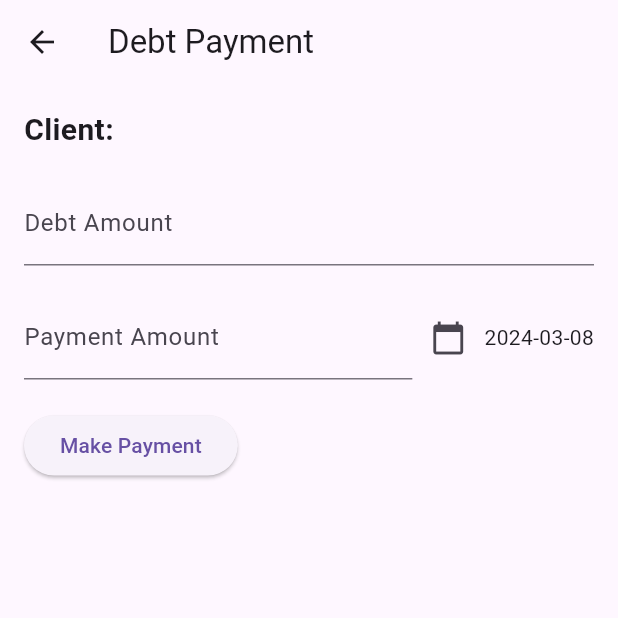
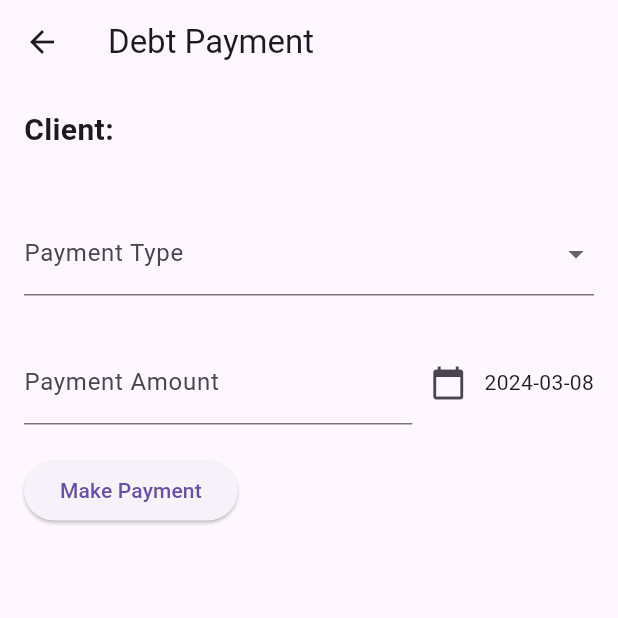
Before and after one commit to sezer57/flutter-app, a Flutter app: the DebtPaymentPage screen opened directly with empty values, on a phone screen of 412 x 824 dp, the top half of it. Run offline on Flutter 3.47's test engine with Material 3 defaults, Android fonts, the phone set to English and light mode, and no system bars; network calls fail.

Commit message:
DebtPaymentpage

```diff
--- a/lib/pages/DebtPaymentPage.dart
+++ b/lib/pages/DebtPaymentPage.dart
@@ -1,4 +1,7 @@
+import 'dart:convert';
+
 import 'package:flutter/material.dart';
+import 'package:http/http.dart' as http;
 
 class DebtPaymentPage extends StatefulWidget {
   final dynamic client;
@@ -14,6 +17,9 @@ class _DebtPaymentPageState extends State<DebtPaymentPage> {
   TextEditingController paymentAmountController = TextEditingController();
 
   DateTime selectedDate = DateTime.now();
+  Map<String, dynamic>? balanceData;
+  String? selectedPaymentType;
+  String? selectedDebtType;
 
   Future<void> _selectDate(BuildContext context) async {
     final DateTime? picked = await showDatePicker(
@@ -26,6 +32,31 @@ class _DebtPaymentPageState extends State<DebtPaymentPage> {
       setState(() {
         selectedDate = picked;
       });
+  }
+
+  Future<void> _fetchBalanceData() async {
+    final url = Uri.parse('http://192.168.1.105:8080/api/getBalanceWithClientID?ClientID=${widget.client['clientId']}');
+    final response = await http.get(url);
+    if (response.statusCode == 200) {
+      setState(() {
+        balanceData = json.decode(response.body);
+      });
+    } else {
+      throw Exception('Failed to load balance data');
+    }
+  }
+
+  @override
+  void initState() {
+    super.initState();
+    _fetchBalanceData();
+  }
+
+  String getDebtTypeAmount(String debtType) {
+    if (balanceData != null && balanceData!.containsKey(debtType)) {
+      return balanceData![debtType].toString();
+    }
+    return '';
   }
 
   @override
@@ -44,11 +75,59 @@ class _DebtPaymentPageState extends State<DebtPaymentPage> {
               style: TextStyle(fontSize: 20, fontWeight: FontWeight.bold),
             ),
             SizedBox(height: 20),
-            TextFormField(
-              controller: debtAmountController,
-              decoration: InputDecoration(labelText: 'Debt Amount'),
-              keyboardType: TextInputType.number,
+            if (balanceData != null) ...[
+              for (var entry in balanceData!.entries)
+                Text(
+                  '${entry.key}: ${entry.value}',
+                  style: TextStyle(fontSize: 16),
+                ),
+            ],
+            SizedBox(height: 20),
+            DropdownButtonFormField<String>(
+              value: selectedPaymentType,
+              onChanged: (value) {
+                setState(() {
+                  selectedPaymentType = value;
+                  selectedDebtType = null; // Reset selected debt type when payment type changes
+                });
+              },
+              decoration: InputDecoration(labelText: 'Payment Type'),
+              items: [
+                DropdownMenuItem(
+                  value: 'turnoverDebit',
+                  child: Text('Turnover Debit'),
+                ),
+                DropdownMenuItem(
+                  value: 'turnoverCredit',
+                  child: Text('Turnover Credit'),
+                ),
+                DropdownMenuItem(
+                  value: 'turnoverBalance',
+                  child: Text('Turnover Balance'),
+                ),
+                DropdownMenuItem(
+                  value: 'transactionalDebit',
+                  child: Text('Transactional Debit'),
+                ),
+                DropdownMenuItem(
+                  value: 'transactionalCredit',
+                  child: Text('Transactional Credit'),
+                ),
+                DropdownMenuItem(
+                  value: 'transactionalBalance',
+                  child: Text('Transactional Balance'),
+                ),
+              ],
             ),
+            SizedBox(height: 10),
+            if (selectedPaymentType != null) ...[
+              SizedBox(height: 0),
+              Text(
+                'Selected Debt Amount: ${getDebtTypeAmount(selectedPaymentType!)}',
+                style: TextStyle(fontSize: 10),
+              ),
+            ],
+
             SizedBox(height: 20),
             Row(
               children: [
```
